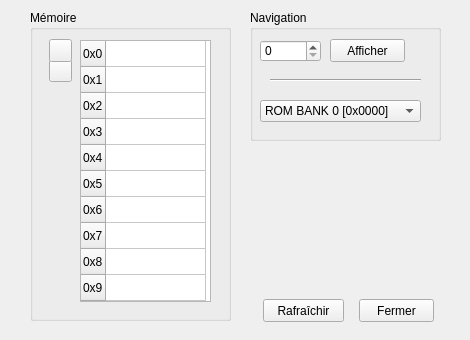
The window that GUI/Qt/SRC_UI/debugmemorywindow.ui (Robilemb/Game-Boy-Emulator) describes before a commit, drawn with Qt 5.
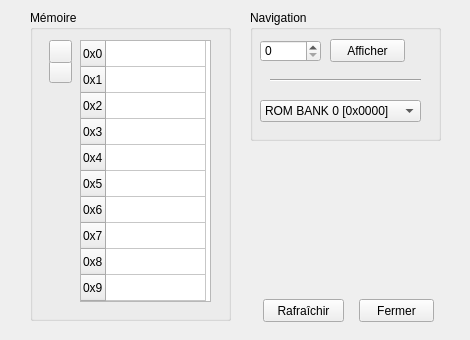
The same window after the commit.

Commit message: LD A,(FF00+N)

The edit to the form file:
```diff
--- a/GUI/Qt/SRC_UI/debugmemorywindow.ui
+++ b/GUI/Qt/SRC_UI/debugmemorywindow.ui
@@ -244,7 +244,7 @@
     <property name="geometry">
      <rect>
       <x>19</x>
-      <y>49</y>
+      <y>50</y>
       <width>23</width>
       <height>23</height>
      </rect>
@@ -257,7 +257,7 @@
     <property name="geometry">
      <rect>
       <x>19</x>
-      <y>29</y>
+      <y>30</y>
       <width>23</width>
       <height>23</height>
      </rect>
```
The commit also changes 1 other file.
